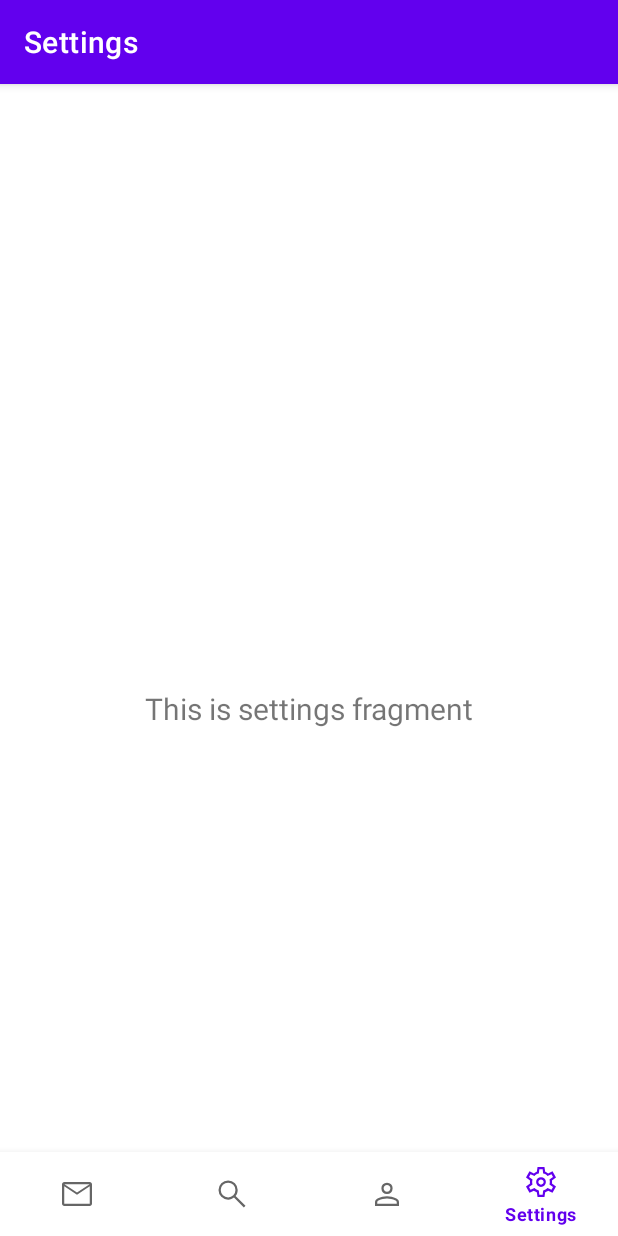
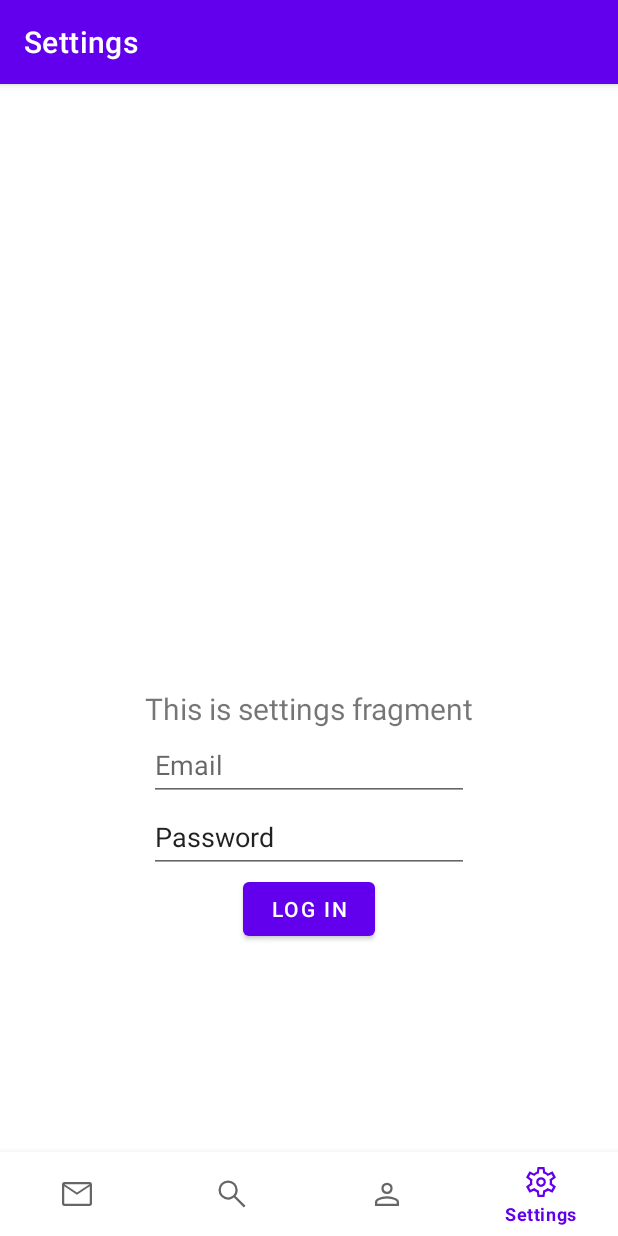
Before and after one commit to Saylonnn/Chatapp, an Android app: the SettingsFragment screen opened through its navigation route, on a phone screen of 412 x 824 dp. Run offline under Robolectric (Android 15) with nearby library versions, the phone set to English and light mode, and no system bars; our stand-ins replace Volley, navigation-ui.

Commit message:
added popup login v1

```diff
--- a/app/src/main/java/com/saylonn/chatapp/MainActivity.java
+++ b/app/src/main/java/com/saylonn/chatapp/MainActivity.java
@@ -6,6 +6,7 @@ import android.content.SharedPreferences;
 import android.content.pm.PackageManager;
 import android.os.Build;
 import android.os.Bundle;
+import android.util.Log;
 import android.view.View;
 import android.widget.Button;
 import android.widget.EditText;
@@ -28,18 +29,22 @@ import com.saylonn.chatapp.ui.dialogs.ErrorDialog;
 import com.saylonn.chatapp.ui.dialogs.LoginDialog;
 
 public class MainActivity extends AppCompatActivity {
+    private final String TAG = "MainActivity";
     private boolean loggedIn = false;
     private ActivityMainBinding binding;
+    Context context;
 
     @Override
     protected void onCreate(Bundle savedInstanceState) {
         super.onCreate(savedInstanceState);
+        context = getApplicationContext();
         requestPermissionLauncher.launch(android.Manifest.permission.POST_NOTIFICATIONS);
 
         SharedPreferences sp = getPreferences(Context.MODE_PRIVATE);
         String username = sp.getString("login_username", "empty");
         String password = sp.getString("login_pw", "empty");
         String fcm_token = sp.getString("fcm_token", "empty");
+
 
         if (username.equals("empty") || password.equals("empty") || fcm_token.equals("empty")){
             showLoginDialog();
@@ -61,22 +66,8 @@ public class MainActivity extends AppCompatActivity {
 
     private void showLoginDialog(){
         FragmentTransaction ft = getSupportFragmentManager().beginTransaction();
-
-
         LoginDialog loginDialog = new LoginDialog();
-
-        EditText loginField = findViewById(R.id.loginDialogEmail);
-        EditText passwordField = findViewById(R.id.loginDialogPassword);
-        Button loginButton = findViewById(R.id.loginButton);
-
-        loginButton.setOnClickListener(new View.OnClickListener() {
-            @Override
-            public void onClick(View view) {
-                loginField.setText("hello");
-            }
-        });
-
-                loginDialog.show(ft, "login");
+        loginDialog.show(ft, "login");
     }
     private void showNotificationNotAllowedDialog(){
         FragmentTransaction ft = getSupportFragmentManager().beginTransaction();
--- a/app/src/main/java/com/saylonn/chatapp/ui/dialogs/LoginDialog.java
+++ b/app/src/main/java/com/saylonn/chatapp/ui/dialogs/LoginDialog.java
@@ -7,6 +7,7 @@ import android.os.Bundle;
 import android.view.LayoutInflater;
 import android.view.View;
 import android.view.ViewGroup;
+import android.widget.EditText;
 
 import androidx.fragment.app.DialogFragment;
 
@@ -14,7 +15,7 @@ import com.saylonn.chatapp.R;
 
 public class LoginDialog extends DialogFragment {
     @Override
-    public View onCreateView(LayoutInflater inflater, ViewGroup container, Bundle savedInstanceState){
+    public View onCreateView(LayoutInflater inflater, ViewGroup container, Bundle savedInstanceState) {
         return inflater.inflate(R.layout.login_dialog, container, false);
 
     }
--- a/app/src/main/java/com/saylonn/chatapp/ui/settings/SettingsFragment.java
+++ b/app/src/main/java/com/saylonn/chatapp/ui/settings/SettingsFragment.java
@@ -1,18 +1,27 @@
 package com.saylonn.chatapp.ui.settings;
 
+import android.content.Context;
+import android.content.SharedPreferences;
 import android.os.Bundle;
+import android.util.Log;
 import android.view.LayoutInflater;
 import android.view.View;
 import android.view.ViewGroup;
+import android.widget.Button;
 import android.widget.TextView;
 
 import androidx.annotation.NonNull;
+import androidx.appcompat.app.AppCompatActivity;
 import androidx.fragment.app.Fragment;
 import androidx.lifecycle.ViewModelProvider;
 
+import com.saylonn.chatapp.comm.VolleyRequest;
 import com.saylonn.chatapp.databinding.FragmentSettingsBinding;
 
 public class SettingsFragment extends Fragment {
+    AppCompatActivity activity = (AppCompatActivity) getActivity();
+    private final VolleyRequest volleyRequest = new VolleyRequest();
+    private final String TAG = "SettingsFragment";
 
     private FragmentSettingsBinding binding;
 
@@ -24,6 +33,18 @@ public class SettingsFragment extends Fragment {
         binding = FragmentSettingsBinding.inflate(inflater, container, false);
         View root = binding.getRoot();
 
+        Log.d(TAG, "before binding" );
+        TextView email_tv = binding.emailTv;
+        TextView password_tv = binding.passwordTv;
+        Button loginbtn = binding.button2;
+        Log.d(TAG, "before on click" );
+        loginbtn.setOnClickListener(new View.OnClickListener() {
+            @Override
+            public void onClick(View v) {
+                volleyRequest.login(email_tv.getText().toString(), password_tv.getText().toString(), "test_token", container.getContext());
+            }
+        });
+        Log.d(TAG, "after on Click" );
         final TextView textView = binding.textSettings;
         settingsViewModel.getText().observe(getViewLifecycleOwner(), textView::setText);
         return root;
--- a/app/src/main/res/layout/fragment_settings.xml
+++ b/app/src/main/res/layout/fragment_settings.xml
@@ -2,6 +2,7 @@
 <androidx.constraintlayout.widget.ConstraintLayout xmlns:android="http://schemas.android.com/apk/res/android"
     xmlns:app="http://schemas.android.com/apk/res-auto"
     xmlns:tools="http://schemas.android.com/tools"
+    android:id="@+id/loginButton"
     android:layout_width="match_parent"
     android:layout_height="match_parent"
     tools:context=".ui.search.SearchFragment">
@@ -19,4 +20,37 @@
         app:layout_constraintEnd_toEndOf="parent"
         app:layout_constraintStart_toStartOf="parent"
         app:layout_constraintTop_toTopOf="parent" />
+
+    <EditText
+        android:id="@+id/email_tv"
+        android:layout_width="wrap_content"
+        android:layout_height="wrap_content"
+        android:ems="10"
+        android:hint="@string/email_hint"
+        android:inputType="textPersonName"
+        android:minHeight="48dp"
+        app:layout_constraintEnd_toEndOf="parent"
+        app:layout_constraintStart_toStartOf="parent"
+        app:layout_constraintTop_toBottomOf="@+id/text_settings" />
+
+    <EditText
+        android:id="@+id/password_tv"
+        android:layout_width="wrap_content"
+        android:layout_height="wrap_content"
+        android:ems="10"
+        android:inputType="textPersonName"
+        android:minHeight="48dp"
+        android:text="@string/password_hint"
+        app:layout_constraintEnd_toEndOf="parent"
+        app:layout_constraintStart_toStartOf="parent"
+        app:layout_constraintTop_toBottomOf="@+id/email_tv" />
+
+    <Button
+        android:id="@+id/button2"
+        android:layout_width="wrap_content"
+        android:layout_height="wrap_content"
+        android:text="@string/login_btn"
+        app:layout_constraintEnd_toEndOf="parent"
+        app:layout_constraintStart_toStartOf="parent"
+        app:layout_constraintTop_toBottomOf="@+id/password_tv" />
 </androidx.constraintlayout.widget.ConstraintLayout>
```
Also changed, not shown: app/src/main/java/com/saylonn/chatapp/comm/VolleyRequest.java (+11 -12 lines).
